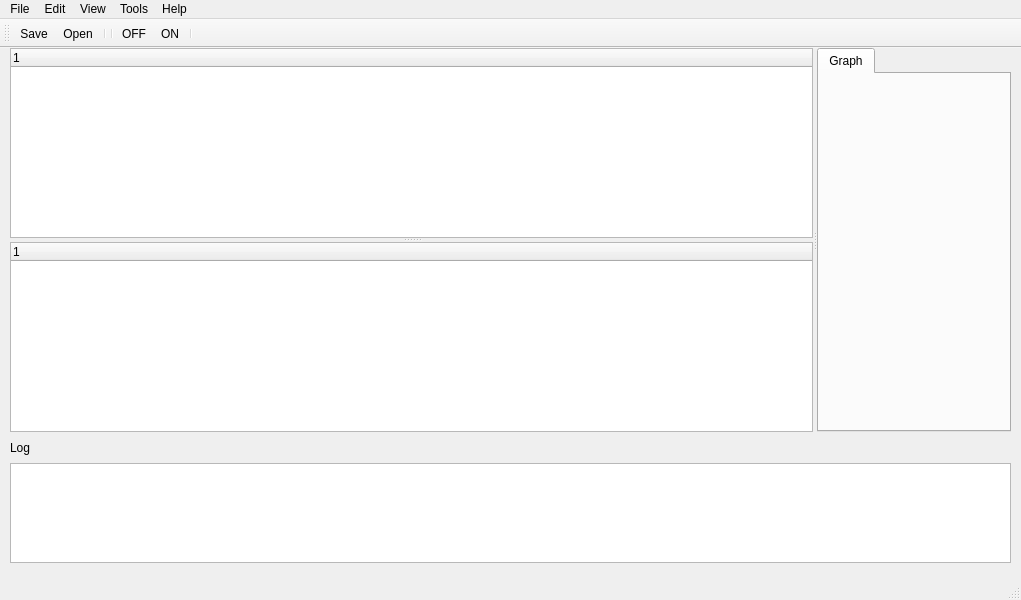
This is prueba1/cobraUI2.ui in pbustos/cobra as Qt 5 draws it before an edit. The edited form follows.
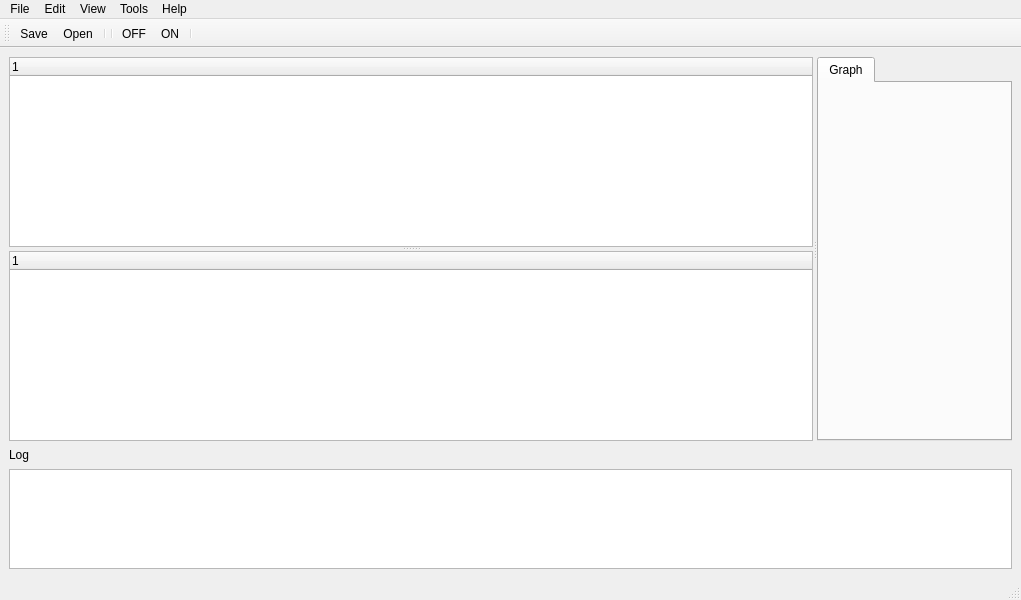
This is the edited form. Icons and pictures are not drawn.

The edit to the form file:
```diff
--- a/prueba1/cobraUI2.ui
+++ b/prueba1/cobraUI2.ui
@@ -26,70 +26,9 @@
    <string>Cobre - UI</string>
   </property>
   <widget class="QWidget" name="centralwidget">
-   <widget class="QWidget" name="">
-    <property name="geometry">
-     <rect>
-      <x>10</x>
-      <y>390</y>
-      <width>1001</width>
-      <height>125</height>
-     </rect>
-    </property>
-    <layout class="QVBoxLayout" name="verticalLayout">
+   <layout class="QVBoxLayout" name="verticalLayout_2">
      <item>
-      <widget class="QLabel" name="label">
-       <property name="sizePolicy">
-        <sizepolicy hsizetype="Preferred" vsizetype="Minimum">
-         <horstretch>0</horstretch>
-         <verstretch>0</verstretch>
-        </sizepolicy>
-       </property>
-       <property name="maximumSize">
-        <size>
-         <width>16777215</width>
-         <height>20</height>
-        </size>
-       </property>
-       <property name="text">
-        <string>Log</string>
-       </property>
-      </widget>
-     </item>
-     <item>
-      <widget class="QTextBrowser" name="textBrowser">
-       <property name="sizePolicy">
-        <sizepolicy hsizetype="Expanding" vsizetype="Minimum">
-         <horstretch>0</horstretch>
-         <verstretch>0</verstretch>
-        </sizepolicy>
-       </property>
-       <property name="maximumSize">
-        <size>
-         <width>16777215</width>
-         <height>100</height>
-        </size>
-       </property>
-       <property name="font">
-        <font>
-         <pointsize>12</pointsize>
-         <weight>50</weight>
-         <italic>false</italic>
-         <bold>false</bold>
-        </font>
-       </property>
-      </widget>
-     </item>
-    </layout>
-   </widget>
    <widget class="QSplitter" name="splitter_2">
-    <property name="geometry">
-     <rect>
-      <x>10</x>
-      <y>0</y>
-      <width>1001</width>
-      <height>384</height>
-     </rect>
-    </property>
     <property name="orientation">
      <enum>Qt::Horizontal</enum>
     </property>
@@ -162,6 +101,55 @@
      </widget>
     </widget>
    </widget>
+    </item>
+    <item>
+     <layout class="QVBoxLayout" name="verticalLayout">
+      <item>
+       <widget class="QLabel" name="label">
+        <property name="sizePolicy">
+         <sizepolicy hsizetype="Preferred" vsizetype="Minimum">
+          <horstretch>0</horstretch>
+          <verstretch>0</verstretch>
+         </sizepolicy>
+        </property>
+        <property name="maximumSize">
+         <size>
+          <width>16777215</width>
+          <height>20</height>
+         </size>
+        </property>
+        <property name="text">
+         <string>Log</string>
+        </property>
+       </widget>
+      </item>
+      <item>
+       <widget class="QTextBrowser" name="textBrowser">
+        <property name="sizePolicy">
+         <sizepolicy hsizetype="Expanding" vsizetype="Minimum">
+          <horstretch>0</horstretch>
+          <verstretch>0</verstretch>
+         </sizepolicy>
+        </property>
+        <property name="maximumSize">
+         <size>
+          <width>16777215</width>
+          <height>100</height>
+         </size>
+        </property>
+        <property name="font">
+         <font>
+          <pointsize>12</pointsize>
+          <weight>50</weight>
+          <italic>false</italic>
+          <bold>false</bold>
+         </font>
+        </property>
+       </widget>
+      </item>
+     </layout>
+    </item>
+   </layout>
   </widget>
   <widget class="QMenuBar" name="menubar">
    <property name="geometry">
```
Lines whose indentation alone changed are shown as unchanged.
